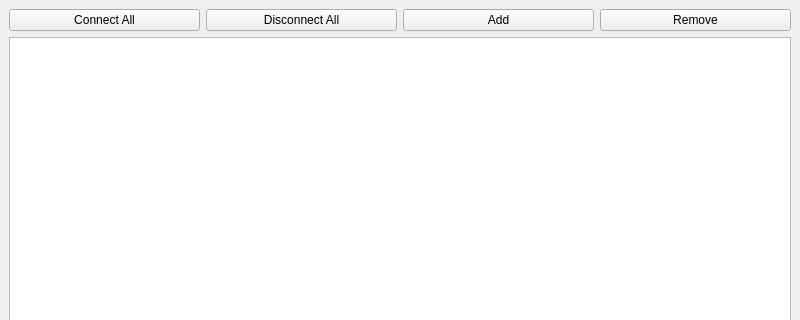
Before: the Qt Designer form flotten-updater/mainwindow.ui in 0xFEEDC0DE64/evcharger-app, drawn with Qt 5; both pictures show x 0 to 800 and y 0 to 320 of the 800 by 600 pixel window.
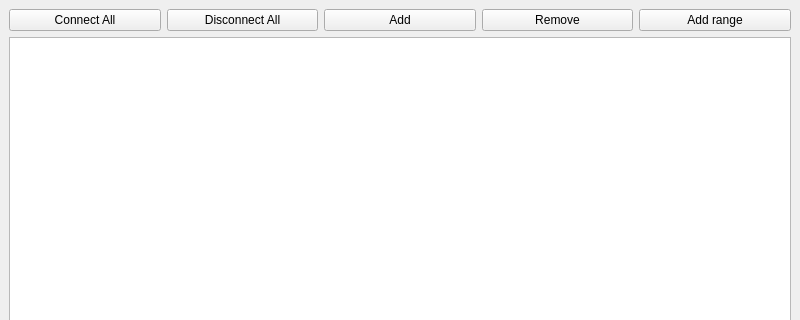
After: the same form once the commit is applied.

What changed in the file:
```diff
--- a/flotten-updater/mainwindow.ui
+++ b/flotten-updater/mainwindow.ui
@@ -45,6 +45,13 @@
         </property>
        </widget>
       </item>
+      <item>
+       <widget class="QPushButton" name="pushButtonAddRange">
+        <property name="text">
+         <string>Add range</string>
+        </property>
+       </widget>
+      </item>
      </layout>
     </item>
     <item>
```
Left out of the diff: 3 changed lines with no effect on the pictures.
